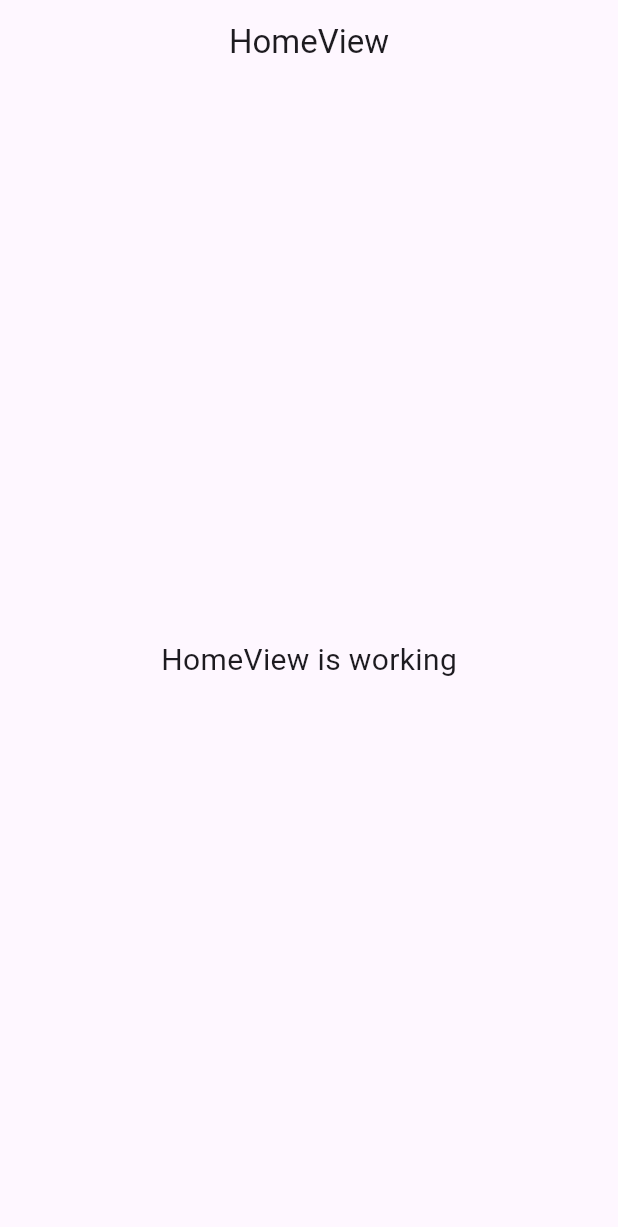
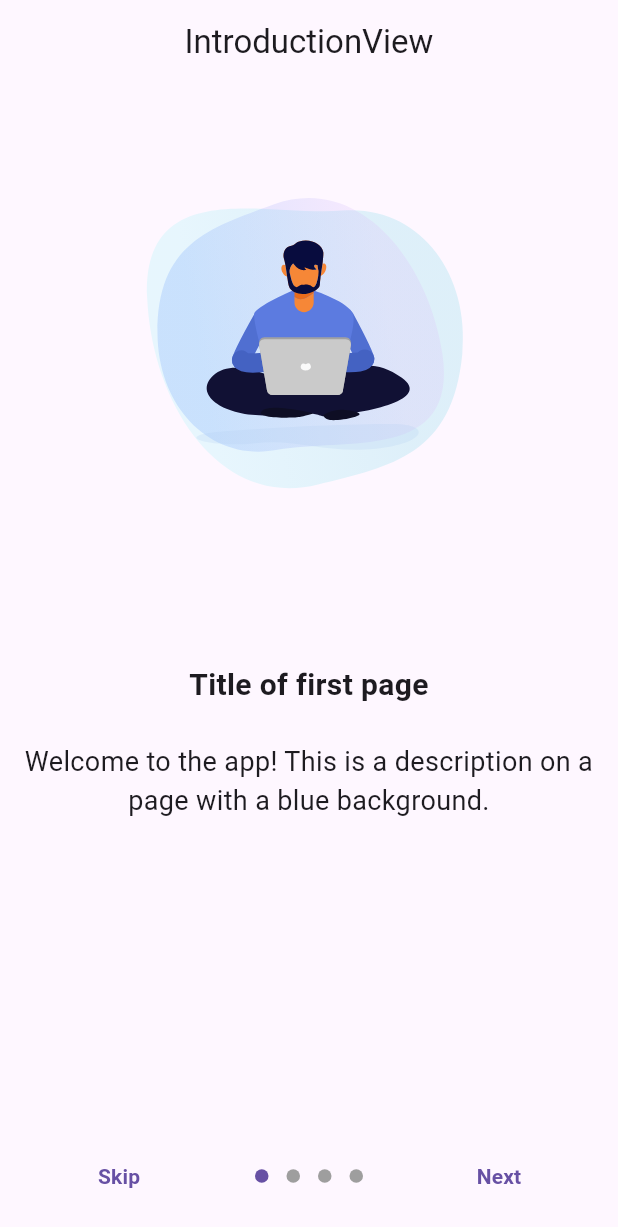
Before and after one commit to iGhost22/ChatApp, a Flutter app: the screen it shows after launch, on a phone screen of 412 x 824 dp. Shown: the top 1227 px of the screen. Run offline on Flutter 3.47's test engine with Material 3 defaults, Android fonts, the phone set to English and light mode, and no system bars; drawn by our look-alikes of introduction_screen; our stand-ins replace firebase_core, get, lottie; accounts and stored records are empty.

Commit message:
Create introduction screen

```diff
--- /dev/null
+++ b/lib/app/controllers/auth_controller.dart
@@ -0,0 +1,6 @@
+import 'package:get/get.dart';
+
+class AuthController extends GetxController {
+  var isSkipIntro = false.obs;
+  var isAuth = false.obs;
+}
--- /dev/null
+++ b/lib/app/modules/introduction/views/introduction_view.dart
@@ -0,0 +1,90 @@
+import 'package:chatapp/app/routes/app_pages.dart';
+import 'package:flutter/material.dart';
+
+import 'package:get/get.dart';
+import 'package:introduction_screen/introduction_screen.dart';
+import 'package:lottie/lottie.dart';
+
+import '../controllers/introduction_controller.dart';
+
+class IntroductionView extends GetView<IntroductionController> {
+  const IntroductionView({Key? key}) : super(key: key);
+  @override
+  Widget build(BuildContext context) {
+    return Scaffold(
+      appBar: AppBar(
+        title: const Text('IntroductionView'),
+        centerTitle: true,
+      ),
+      body: IntroductionScreen(
+        pages: [
+          PageViewModel(
+            title: "Title of first page",
+            body:
+                "Welcome to the app! This is a description on a page with a blue background.",
+            image: Container(
+              width: Get.width * 0.6,
+              height: Get.height * 0.6,
+              child: Center(
+                child: Lottie.asset("assets/lottie/main-laptop-duduk.json"),
+              ),
+            ),
+          ),
+          PageViewModel(
+            title: "Title of second page",
+            body:
+                "Welcome to the app! This is a description on a page with a blue background.",
+            image: Container(
+              width: Get.width * 0.6,
+              height: Get.height * 0.6,
+              child: Center(
+                child: Lottie.asset("assets/lottie/ojek.json"),
+              ),
+            ),
+          ),
+          PageViewModel(
+            title: "Title of third page",
+            body:
+                "Welcome to the app! This is a description on a page with a blue background.",
+            image: Container(
+              width: Get.width * 0.6,
+              height: Get.height * 0.6,
+              child: Center(
+                child: Lottie.asset("assets/lottie/payment.json"),
+              ),
+            ),
+          ),
+          PageViewModel(
+            title: "Title of fourth page",
+            body:
+                "Welcome to the app! This is a description on a page with a blue background.",
+            image: Container(
+              width: Get.width * 0.6,
+              height: Get.height * 0.6,
+              child: Center(
+                child: Lottie.asset("assets/lottie/register.json"),
+              ),
+            ),
+          ),
+        ],
+        onDone: () {
+          Get.offAllNamed(Routes.LOGIN);
+        },
+        // onSkip: () {},
+        showSkipButton: true,
+        skip: const Text(
+          "Skip",
+          style: TextStyle(fontWeight: FontWeight.bold),
+        ),
+        next: const Text(
+          "Next",
+          style: TextStyle(fontWeight: FontWeight.bold),
+        ),
+        done: const Text(
+          "Login",
+          style: TextStyle(fontWeight: FontWeight.w700),
+        ),
+      ),
+    );
+  }
+}
--- a/lib/app/routes/app_pages.dart
+++ b/lib/app/routes/app_pages.dart
@@ -2,13 +2,17 @@ import 'package:get/get.dart';
 
 import '../modules/home/bindings/home_binding.dart';
 import '../modules/home/views/home_view.dart';
+import '../modules/introduction/bindings/introduction_binding.dart';
+import '../modules/introduction/views/introduction_view.dart';
+import '../modules/login/bindings/login_binding.dart';
+import '../modules/login/bindings/login_binding.dart';
+import '../modules/login/views/login_view.dart';
+import '../modules/login/views/login_view.dart';
 
 part 'app_routes.dart';
 
 class AppPages {
   AppPages._();
-
-  static const INITIAL = Routes.HOME;
 
   static final routes = [
     GetPage(
@@ -16,5 +20,22 @@ class AppPages {
       page: () => const HomeView(),
       binding: HomeBinding(),
     ),
+    GetPage(
+      name: _Paths.INTRODUCTION,
+      page: () => const IntroductionView(),
+      binding: IntroductionBinding(),
+    ),
+    GetPage(
+      name: _Paths.LOGIN,
+      page: () => const LoginView(),
+      binding: LoginBinding(),
+      children: [
+        GetPage(
+          name: _Paths.LOGIN,
+          page: () => const LoginView(),
+          binding: LoginBinding(),
+        ),
+      ],
+    ),
   ];
 }
--- a/lib/app/routes/app_routes.dart
+++ b/lib/app/routes/app_routes.dart
@@ -4,9 +4,13 @@ part of 'app_pages.dart';
 abstract class Routes {
   Routes._();
   static const HOME = _Paths.HOME;
+  static const INTRODUCTION = _Paths.INTRODUCTION;
+  static const LOGIN = _Paths.LOGIN;
 }
 
 abstract class _Paths {
   _Paths._();
   static const HOME = '/home';
+  static const INTRODUCTION = '/introduction';
+  static const LOGIN = '/login';
 }
--- a/lib/main.dart
+++ b/lib/main.dart
@@ -1,3 +1,4 @@
+import 'package:chatapp/app/controllers/auth_controller.dart';
 import 'package:chatapp/app/utils/error_screen.dart';
 import 'package:chatapp/app/utils/loading_screen.dart';
 import 'package:chatapp/app/utils/splash_screen.dart';
@@ -20,6 +21,8 @@ class myApp extends StatelessWidget {
 
   final Future<FirebaseApp> _initialization = Firebase.initializeApp();
 
+  final authC = Get.put(AuthController(), permanent: true);
+
   @override
   Widget build(BuildContext context) {
     return FutureBuilder(
@@ -34,10 +37,16 @@ class myApp extends StatelessWidget {
             future: Future.delayed(Duration(seconds: 3)),
             builder: (context, snapshot) {
               if (snapshot.connectionState == ConnectionState.done) {
-                return GetMaterialApp(
-                  title: "Application",
-                  initialRoute: AppPages.INITIAL,
-                  getPages: AppPages.routes,
+                return Obx(
+                  () => GetMaterialApp(
+                    title: "Application",
+                    initialRoute: authC.isSkipIntro.isTrue
+                        ? authC.isAuth.isTrue
+                            ? Routes.HOME
+                            : Routes.LOGIN
+                        : Routes.INTRODUCTION,
+                    getPages: AppPages.routes,
+                  ),
                 );
               }
 
--- a/pubspec.yaml
+++ b/pubspec.yaml
@@ -13,6 +13,7 @@ dependencies:
     sdk: flutter
   get: ^4.6.6
   google_sign_in: ^6.2.1
+  introduction_screen: ^3.1.14
   lottie: ^3.1.2
 
 dev_dependencies:
```
Also changed, not shown: lib/app/modules/introduction/bindings/introduction_binding.dart (added, +12 -0 lines), lib/app/modules/introduction/controllers/introduction_controller.dart (added, +23 -0 lines), lib/app/modules/login/bindings/login_binding.dart (added, +12 -0 lines), lib/app/modules/login/controllers/login_controller.dart (added, +23 -0 lines), lib/app/modules/login/views/login_view.dart (added, +24 -0 lines), pubspec.lock, 1 other file.
